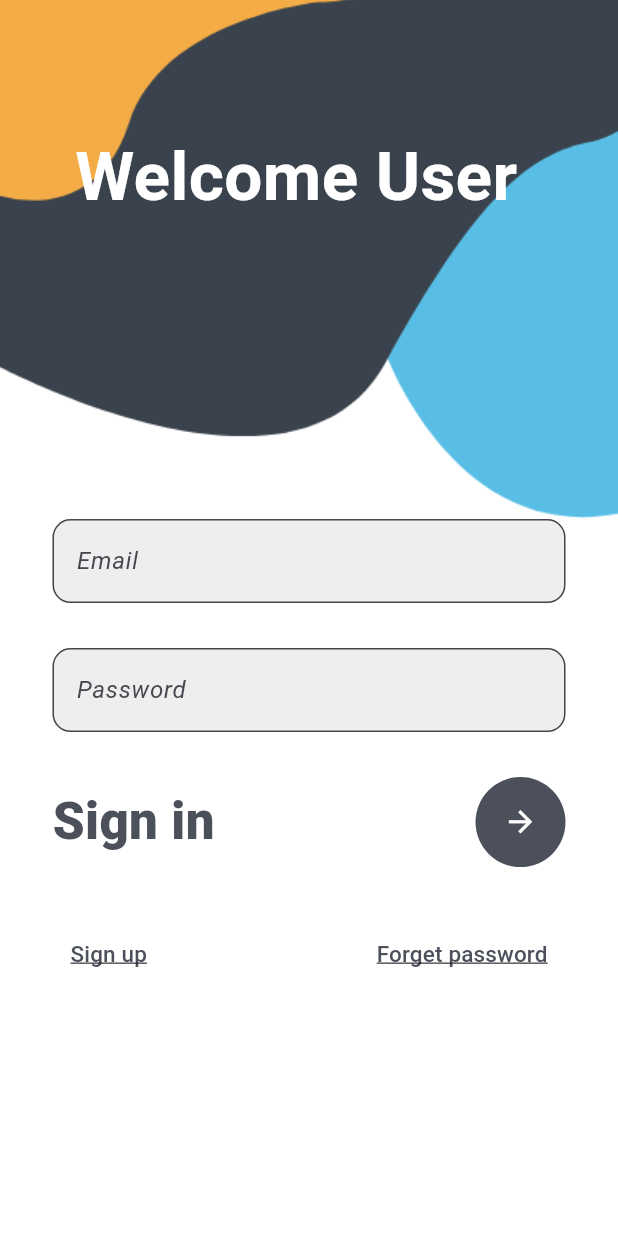
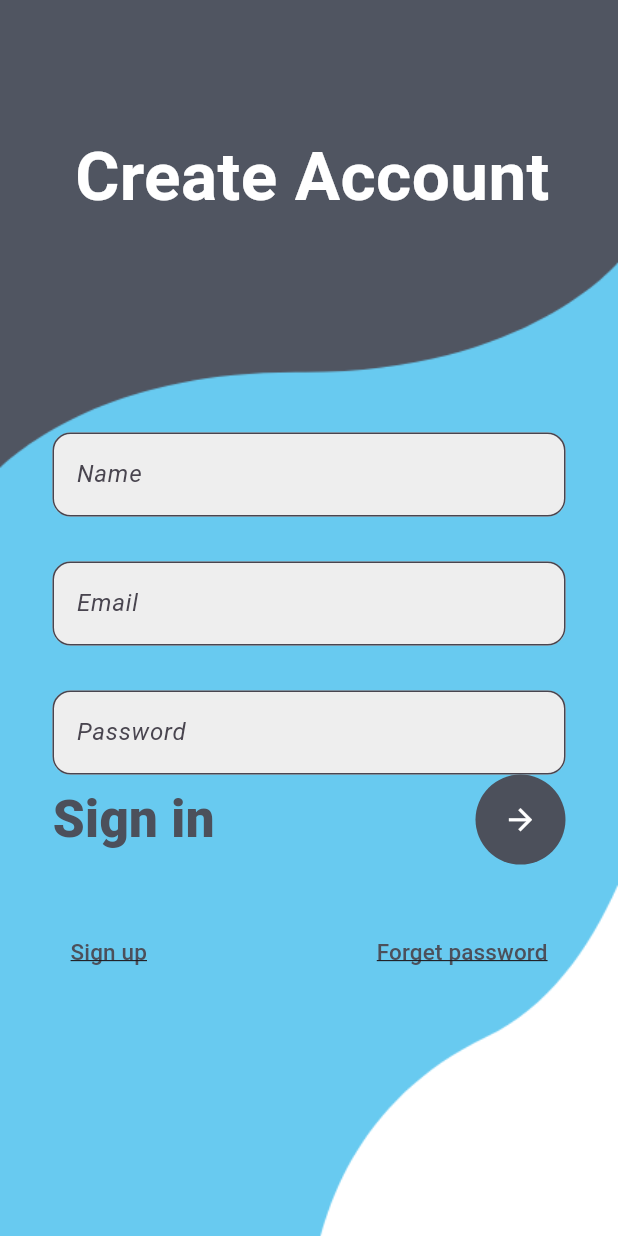
Before and after one commit to VIPUL2433/flutter-app, a Flutter app: the screen it shows after launch, after a tap on "Sign up", on a phone screen of 412 x 824 dp. Run offline on Flutter 3.47's test engine with Material 3 defaults, Android fonts, the phone set to English and light mode, and no system bars.

Commit message:
add signup page

```diff
--- a/lib/login.dart
+++ b/lib/login.dart
@@ -1,4 +1,5 @@
 import 'package:flutter/material.dart';
+import 'package:recipe_app/signup.dart';
 
 class LoginPage extends StatefulWidget {
   const LoginPage({Key? key}) : super(key: key);
@@ -96,7 +97,13 @@ class _LoginPageState extends State<LoginPage> {
                       mainAxisAlignment: MainAxisAlignment.spaceBetween,
                       children: [
                         TextButton(
-                            onPressed: () {},
+                            onPressed: () {
+                              Navigator.push(
+                                context,
+                                MaterialPageRoute(
+                                    builder: (context) => SignupPage()),
+                              );
+                            },
                             child: Text(
                               'Sign up',
                               style: TextStyle(
--- a/lib/signup.dart
+++ b/lib/signup.dart
@@ -0,0 +1,147 @@
+import 'package:flutter/material.dart';
+
+class SignupPage extends StatefulWidget {
+  const SignupPage({Key? key}) : super(key: key);
+
+  @override
+  State<SignupPage> createState() => _SignupPageState();
+}
+
+class _SignupPageState extends State<SignupPage> {
+  @override
+  Widget build(BuildContext context) {
+    return Container(
+      decoration: BoxDecoration(
+          image: DecorationImage(
+              image: AssetImage('assets/signup.png'), fit: BoxFit.cover)),
+      child: Scaffold(
+        backgroundColor: Colors.transparent,
+        body: Stack(
+          children: [
+            Padding(
+              padding: EdgeInsets.only(top: 85, left: 50, right: 34),
+              child: Text(
+                'Create Account',
+                style: TextStyle(
+                    fontSize: 45,
+                    fontWeight: FontWeight.w600,
+                    color: Colors.white),
+              ),
+            ),
+            SingleChildScrollView(
+              child: Container(
+                padding: //EdgeInsets.only(top: 200),
+                    EdgeInsets.only(
+                  top: MediaQuery.of(context).size.height * 0.35,
+                  right: 35,
+                  left: 35,
+                ),
+                child: Column(
+                  children: [
+                    TextField(
+                      decoration: InputDecoration(
+                        fillColor: Colors.grey.shade200,
+                        filled: true,
+                        hintText: 'Name',
+                        hintStyle: TextStyle(fontStyle: FontStyle.italic),
+                        border: OutlineInputBorder(
+                            borderRadius: BorderRadius.circular(12)),
+                      ),
+                    ),
+                    SizedBox(
+                      height: 30,
+                    ),
+                    TextField(
+                      obscureText: true,
+                      decoration: InputDecoration(
+                        fillColor: Colors.grey.shade200,
+                        filled: true,
+                        hintText: 'Email',
+                        hintStyle: TextStyle(fontStyle: FontStyle.italic),
+                        border: OutlineInputBorder(
+                          borderRadius: BorderRadius.circular(12),
+                        ),
+                      ),
+                    ),
+                    SizedBox(
+                      height: 30,
+                    ),
+                    TextField(
+                      obscureText: true,
+                      decoration: InputDecoration(
+                        fillColor: Colors.grey.shade200,
+                        filled: true,
+                        hintText: 'Password',
+                        hintStyle: TextStyle(fontStyle: FontStyle.italic),
+                        border: OutlineInputBorder(
+                          borderRadius: BorderRadius.circular(12),
+                        ),
+                      ),
+                    ),
+                    Row(
+                      mainAxisAlignment: MainAxisAlignment.spaceBetween,
+                      children: [
+                        Text(
+                          'Sign in',
+                          style: TextStyle(
+                            fontSize: 34,
+                            fontWeight: FontWeight.w900,
+                            color: Color(0xff4c505b),
+                          ),
+                        ),
+                        CircleAvatar(
+                          radius: 30,
+                          backgroundColor: Color(0xff4c505b),
+                          child: IconButton(
+                            color: Colors.white,
+                            onPressed: () {},
+                            icon: Icon(Icons.arrow_forward),
+                            iconSize: 23,
+                          ),
+                        )
+                      ],
+                    ),
+                    SizedBox(
+                      height: 34,
+                    ),
+                    Row(
+                      mainAxisAlignment: MainAxisAlignment.spaceBetween,
+                      children: [
+                        TextButton(
+                            onPressed: () {
+                              Navigator.push(
+                                context,
+                                MaterialPageRoute(
+                                    builder: (context) => SignupPage()),
+                              );
+                            },
+                            child: Text(
+                              'Sign up',
+                              style: TextStyle(
+                                  fontSize: 15,
+                                  color: Color(0xff4c505b),
+                                  fontWeight: FontWeight.w500,
+                                  decoration: TextDecoration.underline),
+                            )),
+                        TextButton(
+                            onPressed: () {},
+                            child: Text(
+                              'Forget password',
+                              style: TextStyle(
+                                  fontSize: 15,
+                                  color: Color(0xff4c505b),
+                                  fontWeight: FontWeight.w500,
+                                  decoration: TextDecoration.underline),
+                            ))
+                      ],
+                    )
+                  ],
+                ),
+              ),
+            )
+          ],
+        ),
+      ),
+    );
+  }
+}
```
